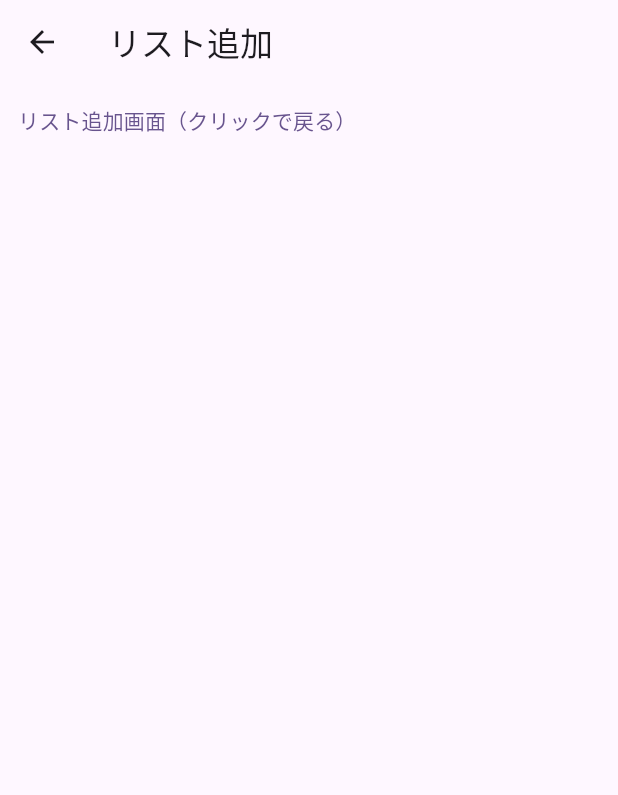
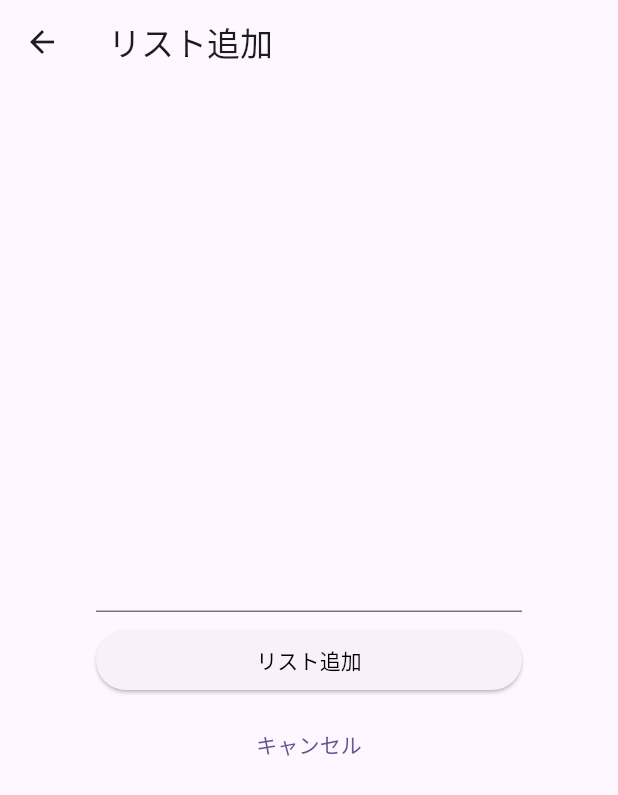
Before and after one commit to uetomo186/flutter_todo_river1, a Flutter app: the TodoAddPage screen opened directly, on a phone screen of 412 x 824 dp. Shown: the top 795 px of the screen. Run offline on Flutter 3.47's test engine with Material 3 defaults, Android fonts, the phone set to English and light mode, and no system bars.

Commit message:
入力フォームを追加

```diff
--- a/lib/todo_add_page.dart
+++ b/lib/todo_add_page.dart
@@ -8,13 +8,35 @@ class TodoAddPage extends StatelessWidget {
         title: const Text('リスト追加'),
       ),
       body: Container(
+        padding: const EdgeInsets.all(64),
+        child: Column(
+          mainAxisAlignment: MainAxisAlignment.center,
+          children: <Widget>[
+            const TextField(),
+            const SizedBox(height: 8),
+            Container(
+              // 横幅いっぱいに広げる
+              width: double.infinity,
+              // リスト追加ボタン
+              child: ElevatedButton(
+                // ボタンをクリックした時の処理
+                onPressed: () {},
+                child: Text('リスト追加', style: TextStyle(color: Colors.black)),
+              ),
+            ),
+            const SizedBox(height: 8),
+            Container(
+              width: double.infinity,
               child: TextButton(
                 // ボタンをクリックした時の処理
                 onPressed: () {
                   // "pop"で前の画面に戻る
                   Navigator.of(context).pop();
                 },
-          child: const Text('リスト追加画面（クリックで戻る）'),
+                child: const Text('キャンセル'),
+              ),
+            ),
+          ],
         ),
       ),
     );
```
Lines whose indentation alone changed are shown as unchanged.
